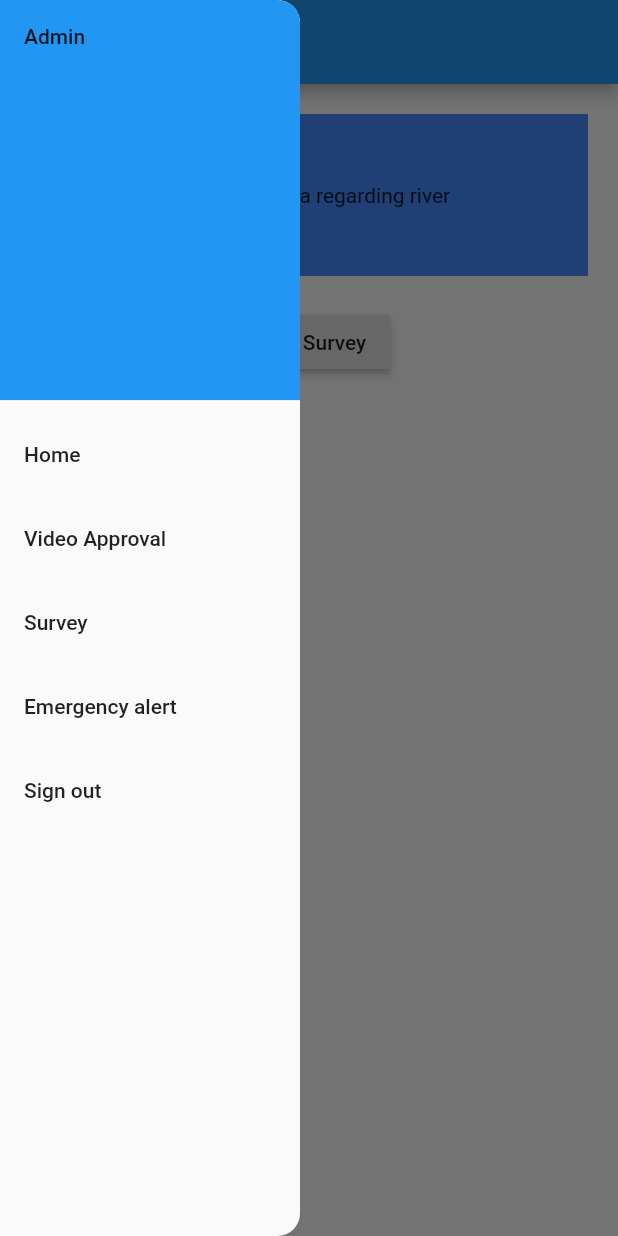
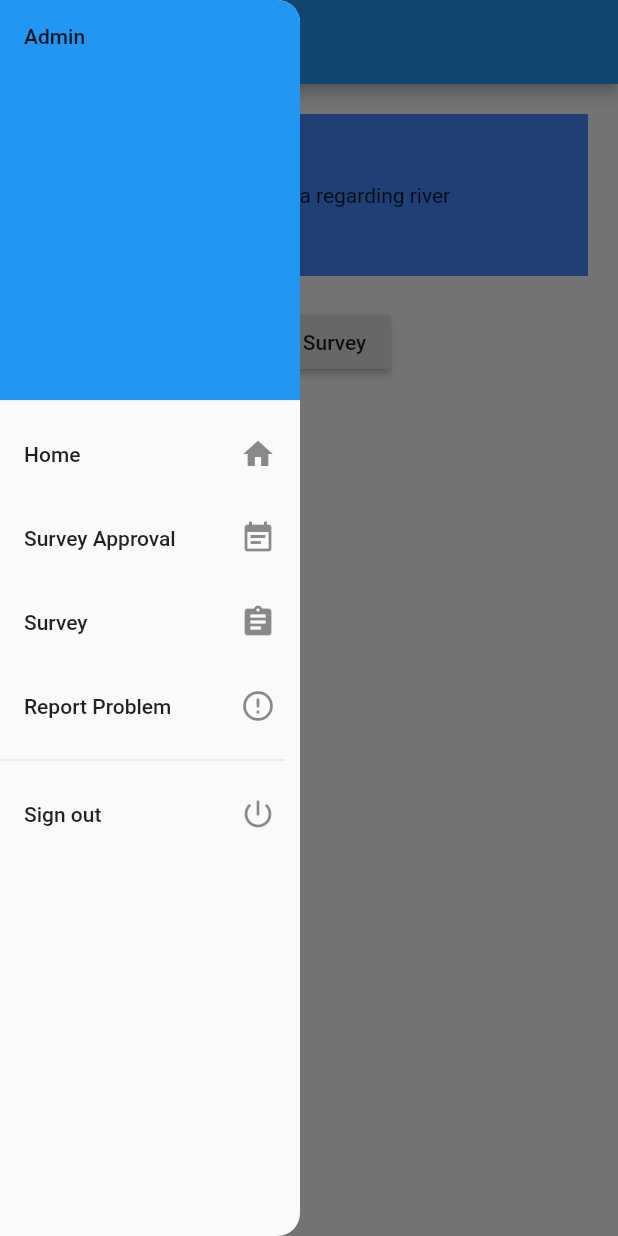
Before and after one commit to Hexa-Byte-6/Jal_Shakti_Sushant, a Flutter app: the screen it shows after launch, with the side drawer open, on a phone screen of 412 x 824 dp. Run offline on Flutter 3.47's test engine with Material 2 defaults, Android fonts, the phone set to English and light mode, and no system bars; our stand-ins replace camera, device_preview, geolocator, permission_handler.

Commit message:
Updated navigation drawer

```diff
--- a/lib/custom-widgets/admin_drawer.dart
+++ b/lib/custom-widgets/admin_drawer.dart
@@ -36,19 +36,21 @@ class AdminDrawer extends StatelessWidget {
                   children: <Widget>[
                     ListTile(
                       title: Text("Home"),
+                      trailing: Icon(Icons.home),
                       onTap: () {
                         Navigator.pop(context);
-                        Navigator.pushReplacement(context,
+                        Navigator.push(context,
                             MaterialPageRoute(builder: (BuildContext context) {
                           return JalShaktiHome();
                         }));
                       },
                     ),
                     ListTile(
-                      title: Text("Video Approval"),
+                      title: Text("Survey Approval"),
+                      trailing: Icon(Icons.event_note),
                       onTap: () {
-                        Navigator.pop(context);
-                        Navigator.pushReplacement(context,
+                        Navigator.of(context).pop();
+                        Navigator.push(context,
                             MaterialPageRoute(builder: (BuildContext context) {
                           return SurveyApprovalScreen();
                         }));
@@ -56,30 +58,35 @@ class AdminDrawer extends StatelessWidget {
                     ),
                     ListTile(
                       title: Text("Survey"),
+                      trailing: Icon(Icons.assignment),
                       onTap: () {
-                        Navigator.pop(context);
-                        debugPrint("Survey item tapped");
+                        Navigator.of(context).pop();
+
                         Navigator.push(context,
                             MaterialPageRoute(builder: (BuildContext context) {
-                          debugPrint("Going to survey page");
                           return Surveypage("no-image");
                         }));
                       },
                     ),
                     ListTile(
-                      title: Text("Emergency alert"),
+                      title: Text("Report Problem"),
+                      trailing: Icon(Icons.error_outline),
                       onTap: () {
-                        Navigator.pop(context);
-                        Navigator.pushReplacement(context,
+                        Navigator.of(context).pop();
+                        Navigator.push(context,
                             MaterialPageRoute(builder: (BuildContext context) {
                           return EmergencyReport();
                         }));
                       },
                     ),
+                    Divider(
+                      endIndent: 10,
+                    ),
                     ListTile(
                       title: Text("Sign out"),
+                      trailing: Icon(Icons.power_settings_new),
                       onTap: () {
-                        Navigator.pop(context);
+                        Navigator.of(context).pop();
                       },
                     ),
                   ],
--- a/lib/main.dart
+++ b/lib/main.dart
@@ -22,6 +22,10 @@ class _MyAppState extends State<MyApp> {
   Widget build(BuildContext context) {
     return MaterialApp(
       title: 'Jal SHakti',
+      theme: ThemeData(
+          primaryColor: defaultTargetPlatform == TargetPlatform.iOS
+              ? Colors.white
+              : null),
       builder: DevicePreview.appBuilder,
       debugShowCheckedModeBanner: false,
       home: new JalShaktiHome(),
--- a/lib/screens/admin/emergency_report_screen.dart
+++ b/lib/screens/admin/emergency_report_screen.dart
@@ -1,5 +1,4 @@
 import 'package:flutter/material.dart';
-import 'package:jal_shakti_sush/custom-widgets/admin_drawer.dart';
 
 class EmergencyReport extends StatelessWidget {
   @override
@@ -8,7 +7,6 @@ class EmergencyReport extends StatelessWidget {
       appBar: AppBar(
         title: Text("Emergency Report"),
       ),
-      drawer: AdminDrawer(),
       body: Center(
         child: Text("Emergency alert screen"),
       ),
--- a/lib/screens/admin/survey_approval.dart
+++ b/lib/screens/admin/survey_approval.dart
@@ -1,5 +1,4 @@
 import 'package:flutter/material.dart';
-import 'package:jal_shakti_sush/custom-widgets/admin_drawer.dart';
 
 class SurveyApprovalScreen extends StatelessWidget {
   @override
@@ -8,7 +7,6 @@ class SurveyApprovalScreen extends StatelessWidget {
       appBar: AppBar(
         title: Text("Approval"),
       ),
-      drawer: AdminDrawer(),
       body: Center(
         child: Text("Approve survey data"),
       ),
--- a/lib/screens/jal_shakti_home.dart
+++ b/lib/screens/jal_shakti_home.dart
@@ -11,32 +11,13 @@ class JalShaktiHome extends StatefulWidget {
 
 class _JalShaktiHomeState extends State<JalShaktiHome> {
   final String user = "admin";
-  final GlobalKey<ScaffoldState> _scaffoldKey = new GlobalKey<ScaffoldState>();
-
   @override
   Widget build(BuildContext context) {
     return Container(
       child: Scaffold(
-        key: _scaffoldKey,
-        drawer: AdminDrawer(),
-        // drawer: user == "admin"
-        //     ? AdminDrawer()
-        //     : Visibility(
-        //         child: Drawer(),
-        //         visible: false,
-        //       ),
+        drawer: user == "admin" ? AdminDrawer() : null,
         appBar: AppBar(
           title: Text('Jal Shakti'),
-          leading: user != "admin"
-              ? Container()
-              : IconButton(
-                  icon: Icon(
-                    Icons.menu,
-                  ),
-                  onPressed: () {
-                    _scaffoldKey.currentState.openDrawer();
-                  },
-                ),
         ),
         body: Container(
           child: Column(
```
